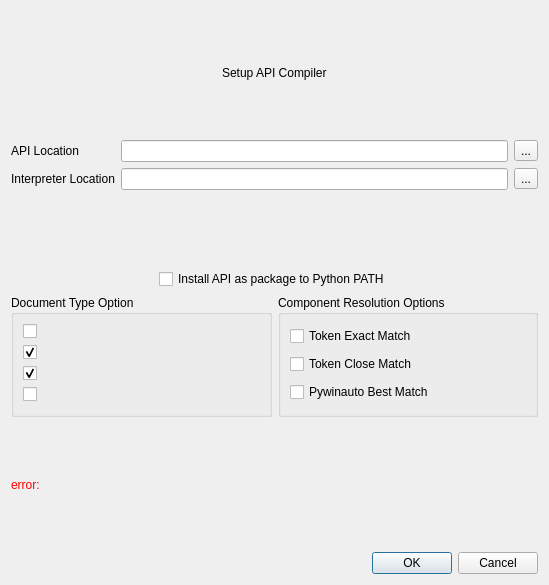
Qt form src/gui/ui/apicompilerdialog.ui (facade-technologies-inc/facile) before a commit.
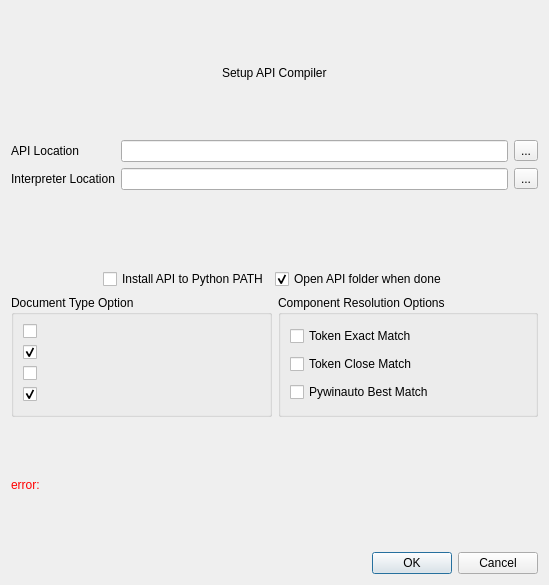
The same form after that commit. Icons and pictures are not drawn.

Diff of the .ui file:
```diff
--- a/src/gui/ui/apicompilerdialog.ui
+++ b/src/gui/ui/apicompilerdialog.ui
@@ -118,13 +118,26 @@
         <string>Lets you easily access and use the API from anywhere on your computer.</string>
        </property>
        <property name="text">
-        <string>Install API as package to Python PATH</string>
+        <string>Install API to Python PATH</string>
        </property>
        <property name="checked">
         <bool>false</bool>
        </property>
       </widget>
      </item>
+     <item>
+      <widget class="QCheckBox" name="checkBoxOpenFolder">
+       <property name="toolTip">
+        <string>Lets you easily access and use the API from anywhere on your computer.</string>
+       </property>
+       <property name="text">
+        <string>Open API folder when done</string>
+       </property>
+       <property name="checked">
+        <bool>true</bool>
+       </property>
+      </widget>
+     </item>
      <item>
       <spacer name="horizontalSpacer_4">
        <property name="orientation">
@@ -204,7 +217,7 @@
            </size>
           </property>
           <property name="checked">
-           <bool>true</bool>
+           <bool>false</bool>
           </property>
          </widget>
         </item>
@@ -224,7 +237,7 @@
            </size>
           </property>
           <property name="checked">
-           <bool>false</bool>
+           <bool>true</bool>
           </property>
          </widget>
         </item>
```
